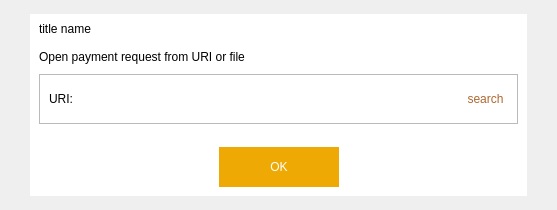
First picture: the form in src/qt/forms/openuridialog.ui, repository MassGrid/MassGrid, before the edit.
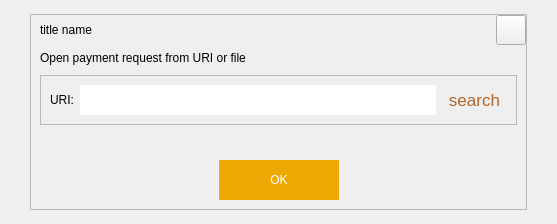
Second picture: the form after the edit. Icons and pictures are not drawn. Custom widgets are drawn as their Qt base class.

Diff of the .ui file:
```diff
--- a/src/qt/forms/openuridialog.ui
+++ b/src/qt/forms/openuridialog.ui
@@ -7,7 +7,7 @@
     <x>0</x>
     <y>0</y>
     <width>557</width>
-    <height>210</height>
+    <height>224</height>
    </rect>
   </property>
   <property name="windowTitle">
@@ -32,15 +32,7 @@
    <item row="0" column="0">
     <widget class="QWidget" name="centerWin" native="true">
      <property name="styleSheet">
-      <string notr="true">QWidget#centerWin{
-border:hidden;
-border-image: url(:/pic/res/pic/dlgBackgroud.png);
-}
-
-QFrame#frame{
-	border:1px solid rgb(186, 186, 186);
-}
-</string>
+      <string notr="true"/>
      </property>
      <layout class="QGridLayout" name="gridLayout_2">
       <property name="leftMargin">
@@ -58,10 +50,7 @@
       <item row="0" column="0">
        <widget class="QFrame" name="mainframe">
         <property name="styleSheet">
-         <string notr="true">QFrame#mainframe{
-border:hidden;
-	background-color: rgb(255, 255, 255);
-}</string>
+         <string notr="true"/>
         </property>
         <property name="frameShape">
          <enum>QFrame::StyledPanel</enum>
@@ -122,11 +111,7 @@
               </size>
              </property>
              <property name="styleSheet">
-              <string notr="true">QToolButton{
-border:hidden;
-image: url(:/pic/res/pic/closeBtn.png);
-}
-</string>
+              <string notr="true"/>
              </property>
              <property name="text">
               <string/>
@@ -193,6 +178,11 @@
               </item>
               <item>
                <widget class="QToolButton" name="selectFileButton">
+                <property name="font">
+                 <font>
+                  <pointsize>13</pointsize>
+                 </font>
+                </property>
                 <property name="toolTip">
                  <string>Select payment request file</string>
                 </property>
```
